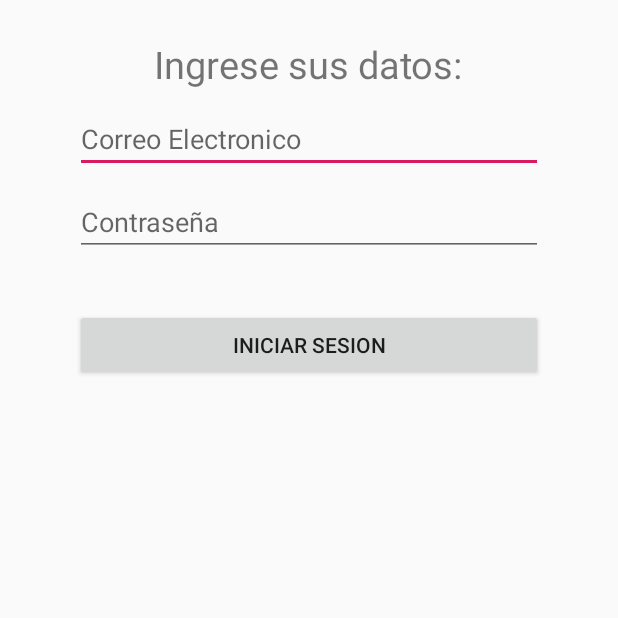
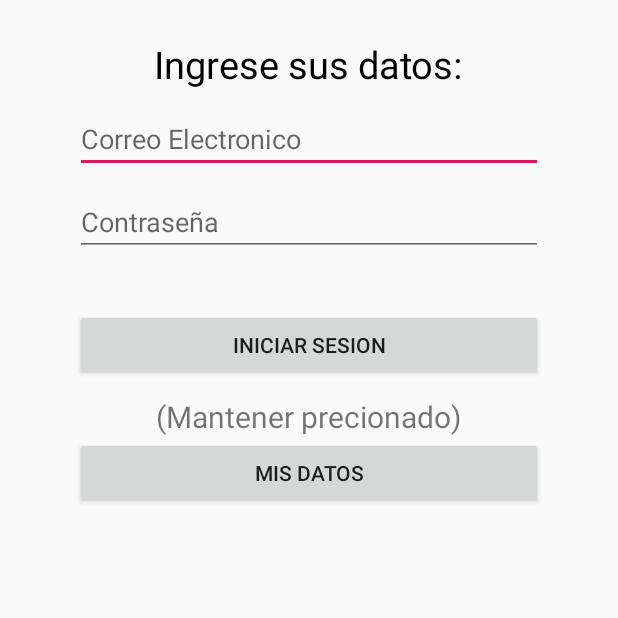
Before and after one commit to leonardoehs/Guia2, an Android app: the screen it shows after launch (MainActivity), on a phone screen of 412 x 824 dp, the top half of it. Run offline under Robolectric (Android 15) with nearby library versions, the phone set to English and light mode, and no system bars.

Commit message:
Agregue el apartado de mis datos

```diff
--- a/app/src/main/AndroidManifest.xml
+++ b/app/src/main/AndroidManifest.xml
@@ -9,7 +9,8 @@
         android:roundIcon="@mipmap/ic_launcher_round"
         android:supportsRtl="true"
         android:theme="@style/AppTheme">
-        <activity android:name=".Activity2"></activity>
+        <activity android:name=".ActivitySecundaria"></activity>
+        <activity android:name=".datos" />
         <activity android:name=".MainActivity">
             <intent-filter>
                 <action android:name="android.intent.action.MAIN" />
--- a/app/src/main/java/com/example/guia2/MainActivity.java
+++ b/app/src/main/java/com/example/guia2/MainActivity.java
@@ -11,7 +11,7 @@ import android.widget.Toast;
 
 public class MainActivity extends AppCompatActivity implements View.OnLongClickListener {
     EditText edtContraseña, edtCorreo;
-    Button btnIniciarSesion;
+    Button btnIniciarSesion,btnDatos;
 
     @Override
     protected void onCreate(Bundle savedInstanceState) {
@@ -22,8 +22,10 @@ public class MainActivity extends AppCompatActivity implements View.OnLongClickL
         }
         edtCorreo = findViewById(R.id.edtCorreo);
         edtContraseña = findViewById(R.id.edtContraseña);
+        btnDatos = findViewById(R.id.btnDatos);
         btnIniciarSesion = findViewById(R.id.btnIniciarSesion);
 
+        btnDatos.setOnLongClickListener(this);
         btnIniciarSesion.setOnLongClickListener(this);
     }
 
@@ -37,12 +39,16 @@ public class MainActivity extends AppCompatActivity implements View.OnLongClickL
                     if (edtContraseña.getText().toString().isEmpty()) {
                         Toast.makeText(this, "¡Campo contraseña vacia!", Toast.LENGTH_LONG).show();
                     } else {
-                        Intent in = new Intent(this, Activity2.class);
+                        Intent in = new Intent(this, ActivitySecundaria.class);
                         startActivity(in);
                     }
                 }
             }
             break;
+            case R.id.btnDatos:{
+                Intent datos = new Intent (this,datos.class);
+                startActivity(datos);
+            }
         }
         return false;
     }
--- a/app/src/main/res/layout/activity_main.xml
+++ b/app/src/main/res/layout/activity_main.xml
@@ -13,6 +13,7 @@
         android:layout_gravity="center"
         android:layout_marginTop="25dp"
         android:text="@string/enunciado1"
+        android:textColor="@android:color/black"
         android:textSize="25sp" />
     <EditText
         android:inputType="textEmailAddress"
@@ -47,5 +48,26 @@
             android:layout_weight="1"
             android:layout_width="0dp"
             android:layout_height="wrap_content" />
+
+    </LinearLayout>
+    <LinearLayout
+        android:layout_marginTop="10dp"
+        android:orientation="vertical"
+        android:layout_width="match_parent"
+        android:layout_height="wrap_content">
+        <TextView
+            android:layout_width="wrap_content"
+            android:layout_height="wrap_content"
+            android:layout_gravity="center"
+            android:text="(Mantener precionado)"
+            android:textSize="20sp" />
+        <Button
+            android:id="@+id/btnDatos"
+            android:layout_width="match_parent"
+            android:layout_height="wrap_content"
+            android:layout_marginLeft="50dp"
+            android:layout_marginRight="50dp"
+            android:text="Mis datos"/>
+
     </LinearLayout>
 </LinearLayout>
--- a/app/src/main/res/values/strings.xml
+++ b/app/src/main/res/values/strings.xml
@@ -7,8 +7,8 @@
     <string name="contraseña">Contraseña</string>
     <string name="iniciar">Iniciar Sesion</string>
     <string name="correo">Correo Electronico</string>
-    <string name="fruta">Fruta</string>
-    <string name="animal">Animal</string>
-    <string name="lenguaje">Lenguaje</string>
+    <string name="fruta">Ejemplo: Naranja</string>
+    <string name="animal">Ejemplo: Leon</string>
+    <string name="lenguaje">Ejemplo: C#</string>
     <string name="procesar">Procesar</string>
 </resources>
```
Also changed, not shown: app/src/main/java/com/example/guia2/Activity2.java (deleted, +0 -76 lines), app/src/main/java/com/example/guia2/ActivitySecundaria.java (added, +107 -0 lines), app/src/main/java/com/example/guia2/datos.java (added, +17 -0 lines), app/src/main/res/layout/activity_datos.xml (added, +40 -0 lines), app/src/main/res/layout/activity_secundaria.xml (renamed from app/src/main/res/layout/activity_2.xml, +12 -7 lines).
